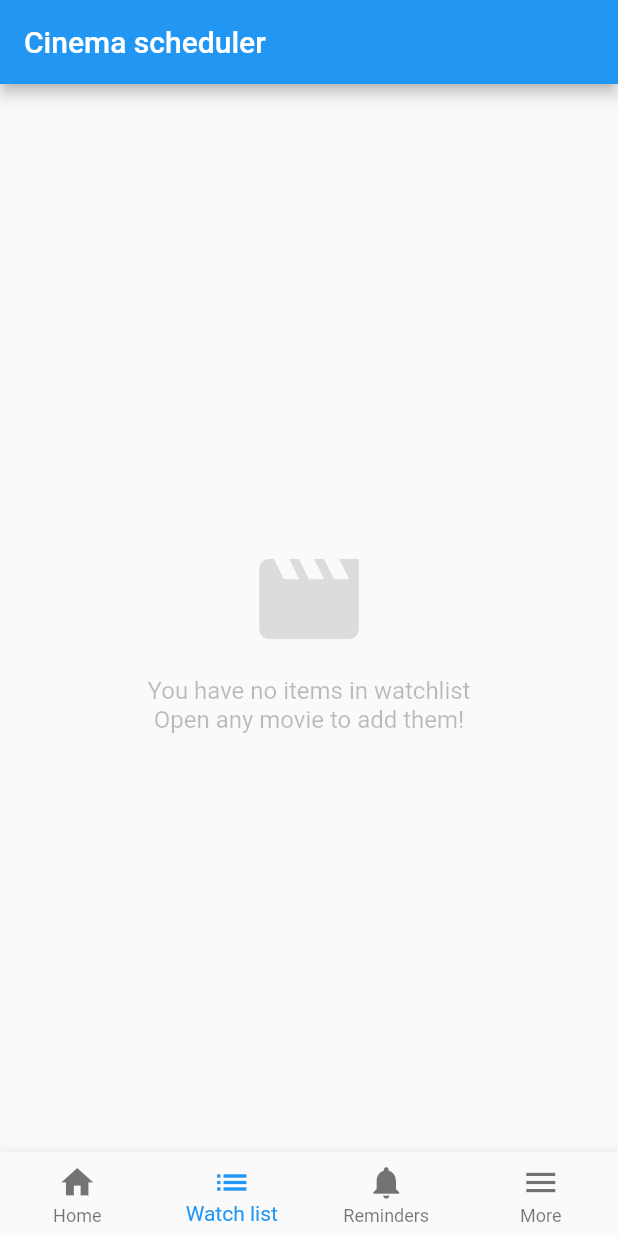
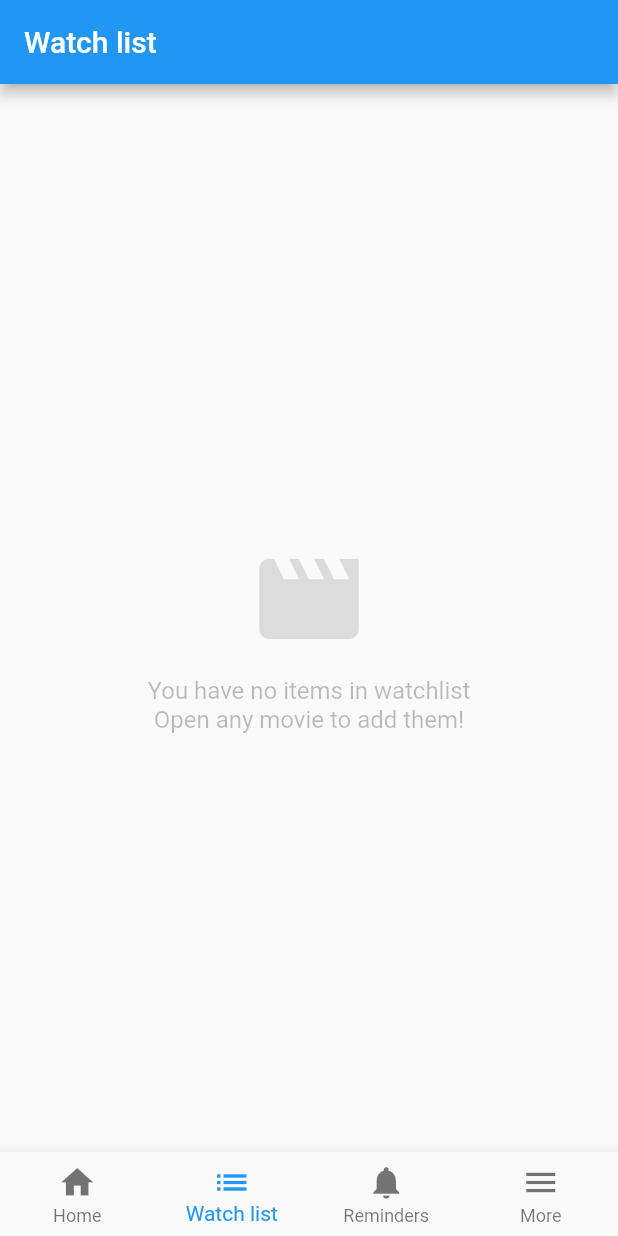
Before and after one commit to Aliaksandr2Kharytaniuk/cinema_scheduler, a Flutter app: the ShellPage screen opened directly, item 2 of the bottom bar chosen, on a phone screen of 412 x 824 dp. Run offline on Flutter 3.47's test engine with Material 2 defaults, Android fonts, the phone set to English and light mode, and no system bars; our stand-ins replace cached_network_image, chopper, get_it, sembast; missing offline and left inert: expand_widget, flare_splash_screen; generated files the repository leaves out were written again.

Commit message:
Make scafold titles dynamic

```diff
--- a/lib/app/common/bottom_navigation/bottom_navigation_pages_map.dart
+++ b/lib/app/common/bottom_navigation/bottom_navigation_pages_map.dart
@@ -1,15 +1,15 @@
+import 'package:cinema_scheduler/core/defines/pages_defines.dart';
 import 'package:cinema_scheduler/core/pages.dart';
 import 'package:flutter/material.dart';
 import 'bottom_navigation_item_model.dart';
 
-const HOME_PAGE_TITLE = "Home";
-const WATCH_LIST_PAGE_TITLE = "Watch list";
-const REMINDERS_PAGE_TITLE = "Reminders";
-const MORE_PAGE_TITLE = "More";
-
 final Map<Pages, BottomNavigationItemModel> bottomNavigationPagesMap = {
-  Pages.home: BottomNavigationItemModel(icon: Icons.home, title: HOME_PAGE_TITLE),
-  Pages.watch_list: BottomNavigationItemModel(icon: Icons.list, title: WATCH_LIST_PAGE_TITLE),
-  Pages.reminders: BottomNavigationItemModel(icon: Icons.notifications, title: REMINDERS_PAGE_TITLE),
-  Pages.more: BottomNavigationItemModel(icon: Icons.menu, title: MORE_PAGE_TITLE),
+  Pages.home: BottomNavigationItemModel(
+      icon: Icons.home, title: PagesDefines.HOME_PAGE_SECOND_TITLE),
+  Pages.watch_list: BottomNavigationItemModel(
+      icon: Icons.list, title: PagesDefines.WATCH_LIST_PAGE_TITLE),
+  Pages.reminders: BottomNavigationItemModel(
+      icon: Icons.notifications, title: PagesDefines.REMINDERS_PAGE_TITLE),
+  Pages.more: BottomNavigationItemModel(
+      icon: Icons.menu, title: PagesDefines.MORE_PAGE_TITLE),
 };
--- a/lib/app/details/details_page.dart
+++ b/lib/app/details/details_page.dart
@@ -3,6 +3,7 @@ import 'package:cinema_scheduler/app/decorations/theme_provider.dart';
 import 'package:cinema_scheduler/app/details/details_provider_model.dart';
 import 'package:cinema_scheduler/app/details/rating_information_widget.dart';
 import 'package:cinema_scheduler/app/watch_list/watch_list_provider_model.dart';
+import 'package:cinema_scheduler/core/defines/pages_defines.dart';
 import 'package:cinema_scheduler/data/models/app_models/title/title_model.dart';
 import 'package:expand_widget/expand_widget.dart';
 import 'package:flutter/material.dart';
@@ -20,7 +21,6 @@ class DetailsPage extends StatefulWidget {
 }
 
 class _DetailsState extends State<DetailsPage> {
-  static const String SCAFOLD_TITLE = "Details page";
   static const String ADD_TO_WATCHLIST_LABEL = "Add to watchlist";
   static const String REMOVE_FROM_WATCHLIST_LABEL = "Remove from watchlist";
 
@@ -46,7 +46,7 @@ class _DetailsState extends State<DetailsPage> {
   ) {
     return Scaffold(
       appBar: AppBar(
-        title: Text(SCAFOLD_TITLE),
+        title: Text(PagesDefines.DETAILS_PAGE_TITLE),
       ),
       body: _buildScafoldBodyWidget(context, provider),
       floatingActionButton: _buildScafoldFloatingActionButtonWidget(
--- a/lib/app/shell/shell_page.dart
+++ b/lib/app/shell/shell_page.dart
@@ -13,8 +13,6 @@ class ShellPage extends StatefulWidget {
 }
 
 class _ShellPageState extends State<ShellPage> {
-  static const String SCAFOLD_TITLE = "Cinema scheduler";
-
   @override
   Widget build(BuildContext context) {
     return ChangeNotifierProvider(
@@ -30,7 +28,7 @@ class _ShellPageState extends State<ShellPage> {
   Widget _buildPage(BuildContext context, ShellProviderModel provider) {
     return Scaffold(
       appBar: AppBar(
-        title: Text(SCAFOLD_TITLE),
+        title: Text(provider.pageTitle),
       ),
       body: IndexedStack(
         index: provider.selectedPageIndex,
--- a/lib/app/shell/shell_provider_model.dart
+++ b/lib/app/shell/shell_provider_model.dart
@@ -1,8 +1,10 @@
+import 'package:cinema_scheduler/core/defines/pages_defines.dart';
 import 'package:cinema_scheduler/core/pages.dart';
 import 'package:flutter/cupertino.dart';
 
 class ShellProviderModel with ChangeNotifier {
   int selectedPageIndex = 0;
+  String pageTitle;
 
   final List<Pages> pages = [
     Pages.home,
@@ -11,8 +13,22 @@ class ShellProviderModel with ChangeNotifier {
     Pages.more,
   ];
 
+  final Map<Pages, String> applicationPagesMap = {
+    Pages.home: PagesDefines.HOME_PAGE_TITLE,
+    Pages.watch_list: PagesDefines.WATCH_LIST_PAGE_TITLE,
+    Pages.reminders: PagesDefines.REMINDERS_PAGE_TITLE,
+    Pages.more: PagesDefines.MORE_PAGE_TITLE,
+  };
+
+  ShellProviderModel() {
+    pageTitle = applicationPagesMap[pages[selectedPageIndex]];
+    notifyListeners();
+  }
+
   void onPageItemTapped(int index) {
     selectedPageIndex = index;
+    pageTitle = applicationPagesMap[pages[selectedPageIndex]];
+
     notifyListeners();
   }
 }
--- /dev/null
+++ b/lib/core/defines/pages_defines.dart
@@ -0,0 +1,8 @@
+class PagesDefines {
+  static const HOME_PAGE_TITLE = "Cinema scheduler";
+  static const HOME_PAGE_SECOND_TITLE = "Home";
+  static const WATCH_LIST_PAGE_TITLE = "Watch list";
+  static const REMINDERS_PAGE_TITLE = "Reminders";
+  static const MORE_PAGE_TITLE = "More";
+  static const DETAILS_PAGE_TITLE = "Details";
+}
```
